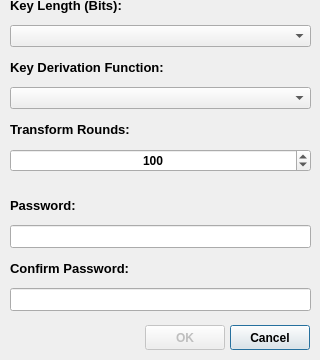
First picture: the form in Forms/DatabaseCreator.ui, repository AdrianoGoede/PassForge, before the edit; both pictures show x 0 to 320 and y 210 to 570 of the 320 by 570 pixel window.
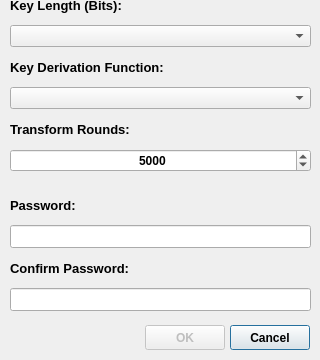
Second picture: the form after the edit. Icons and pictures are not drawn.

```diff
--- a/Forms/DatabaseCreator.ui
+++ b/Forms/DatabaseCreator.ui
@@ -279,7 +279,7 @@
        <number>1000000000</number>
       </property>
       <property name="value">
-       <number>100</number>
+       <number>5000</number>
       </property>
      </widget>
     </item>
```
